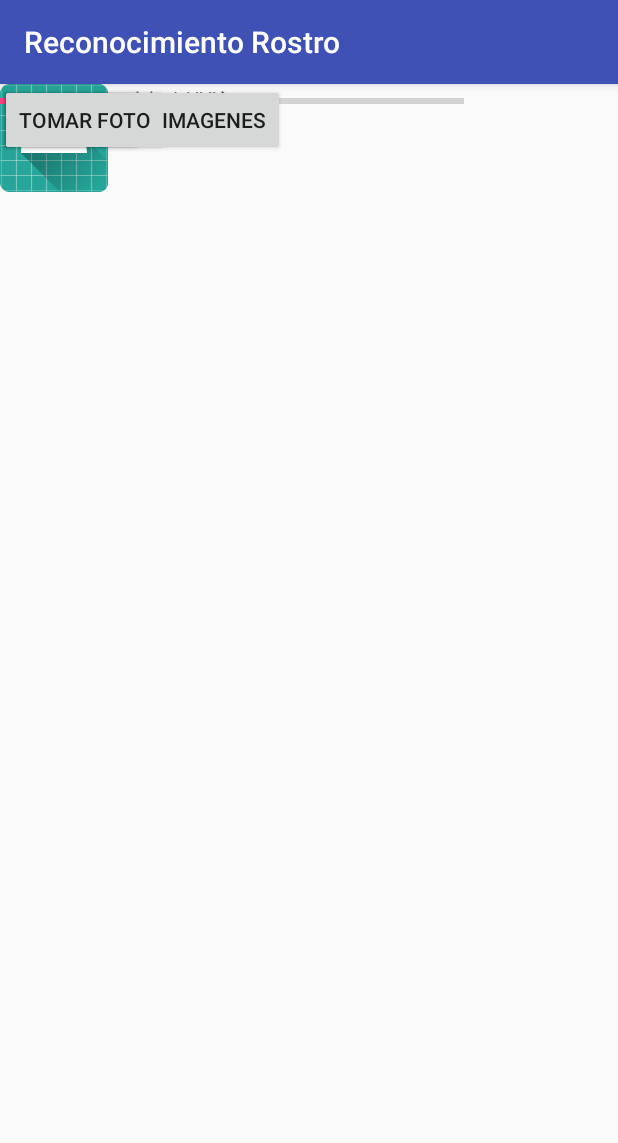
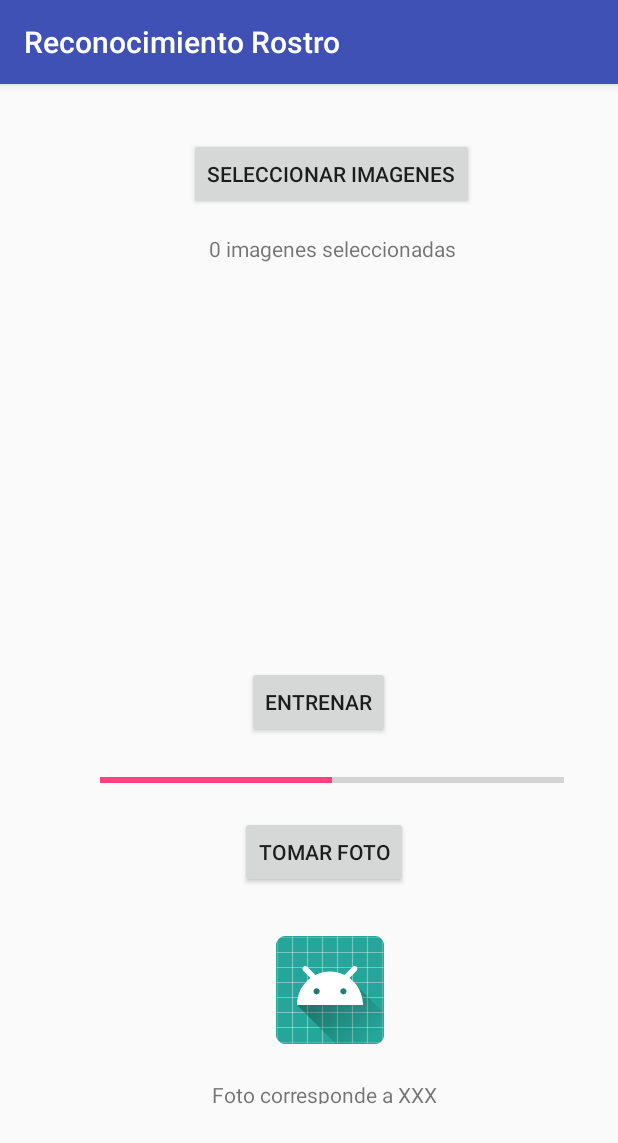
Before and after one commit to carlosfrias64/ReconocimientoRostro, an Android app: the screen it shows after launch (MainActivity), on a phone screen of 412 x 824 dp. Shown: the top 1143 px of the screen. Run offline under Robolectric (Android 15) with nearby library versions, the phone set to English and light mode, and no system bars.

Commit message:
Arrange of Objects

```diff
--- a/app/src/main/res/layout/activity_main.xml
+++ b/app/src/main/res/layout/activity_main.xml
@@ -10,60 +10,74 @@
         android:id="@+id/button2"
         android:layout_width="wrap_content"
         android:layout_height="wrap_content"
+        android:layout_marginBottom="332dp"
+        android:layout_marginEnd="152dp"
         android:text="Entrenar"
-        tools:layout_editor_absoluteX="145dp"
-        tools:layout_editor_absoluteY="137dp" />
+        app:layout_constraintBottom_toBottomOf="parent"
+        app:layout_constraintEnd_toEndOf="parent" />
 
     <Button
         android:id="@+id/button3"
         android:layout_width="wrap_content"
         android:layout_height="wrap_content"
+        android:layout_marginEnd="96dp"
+        android:layout_marginTop="36dp"
         android:text="Seleccionar Imagenes"
-        tools:layout_editor_absoluteX="98dp"
-        tools:layout_editor_absoluteY="39dp" />
+        app:layout_constraintEnd_toEndOf="parent"
+        app:layout_constraintTop_toTopOf="parent" />
 
     <TextView
         android:id="@+id/textView2"
         android:layout_width="wrap_content"
         android:layout_height="19dp"
+        android:layout_marginEnd="108dp"
+        android:layout_marginTop="100dp"
         android:text="0 imagenes seleccionadas"
-        tools:layout_editor_absoluteX="109dp"
-        tools:layout_editor_absoluteY="98dp" />
+        app:layout_constraintEnd_toEndOf="parent"
+        app:layout_constraintTop_toTopOf="parent" />
 
     <Button
         android:id="@+id/button4"
         android:layout_width="wrap_content"
         android:layout_height="wrap_content"
+        android:layout_marginBottom="232dp"
+        android:layout_marginEnd="140dp"
         android:text="Tomar Foto"
-        tools:layout_editor_absoluteX="137dp"
-        tools:layout_editor_absoluteY="240dp" />
+        app:layout_constraintBottom_toBottomOf="parent"
+        app:layout_constraintEnd_toEndOf="parent" />
 
     <TextView
         android:id="@+id/textView3"
         android:layout_width="wrap_content"
         android:layout_height="16dp"
+        android:layout_marginBottom="88dp"
+        android:layout_marginEnd="120dp"
         android:text="Foto corresponde a XXX"
-        tools:layout_editor_absoluteX="104dp"
-        tools:layout_editor_absoluteY="396dp" />
+        app:layout_constraintBottom_toBottomOf="parent"
+        app:layout_constraintEnd_toEndOf="parent" />
 
     <ImageView
         android:id="@+id/imageView"
         android:layout_width="wrap_content"
         android:layout_height="wrap_content"
-        app:srcCompat="@mipmap/ic_launcher_round"
-        tools:layout_editor_absoluteX="156dp"
-        tools:layout_editor_absoluteY="301dp" />
+        android:layout_marginBottom="128dp"
+        android:layout_marginEnd="156dp"
+        app:layout_constraintBottom_toBottomOf="parent"
+        app:layout_constraintEnd_toEndOf="parent"
+        app:srcCompat="@mipmap/ic_launcher_round" />
 
     <ProgressBar
         android:id="@+id/progressBar"
         style="?android:attr/progressBarStyleHorizontal"
         android:layout_width="309dp"
         android:layout_height="23dp"
+        android:layout_marginBottom="292dp"
+        android:layout_marginEnd="36dp"
         android:max="100"
         android:progress="50"
         android:visibility="visible"
-        tools:layout_editor_absoluteX="38dp"
-        tools:layout_editor_absoluteY="195dp"
+        app:layout_constraintBottom_toBottomOf="parent"
+        app:layout_constraintEnd_toEndOf="parent"
         tools:visibility="visible" />
 
 </android.support.constraint.ConstraintLayout>
```
